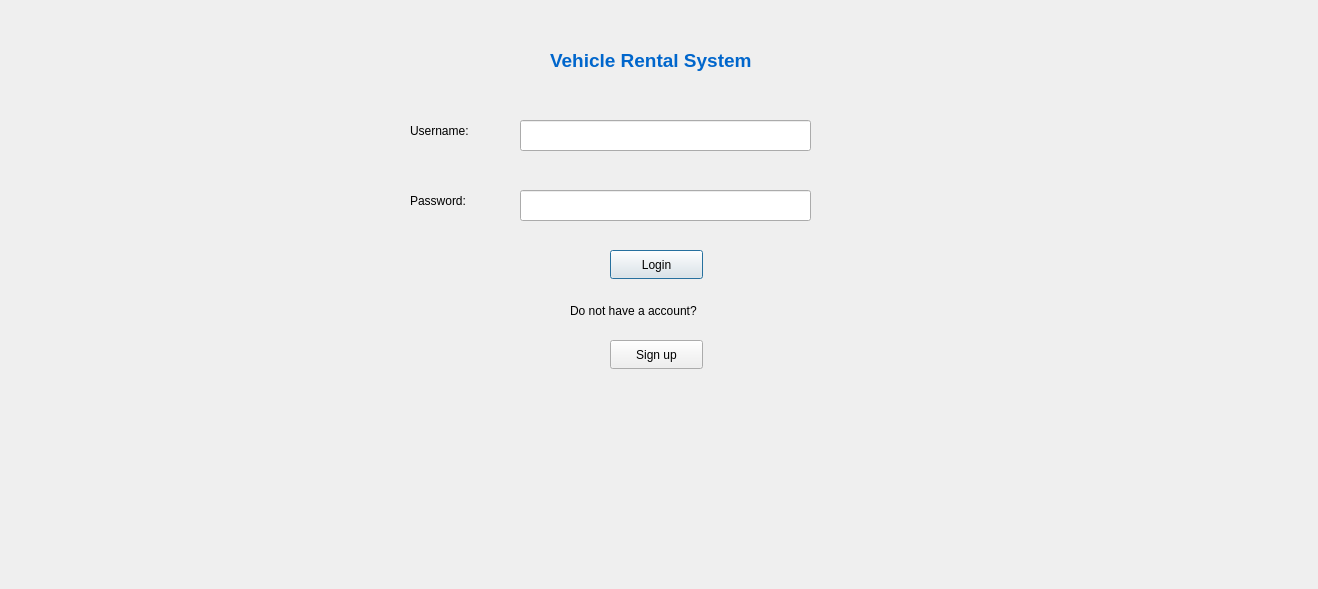
This is login.ui in swostika77/Vehicle-Rental-System as Qt 5 draws it before an edit. The edited form follows.
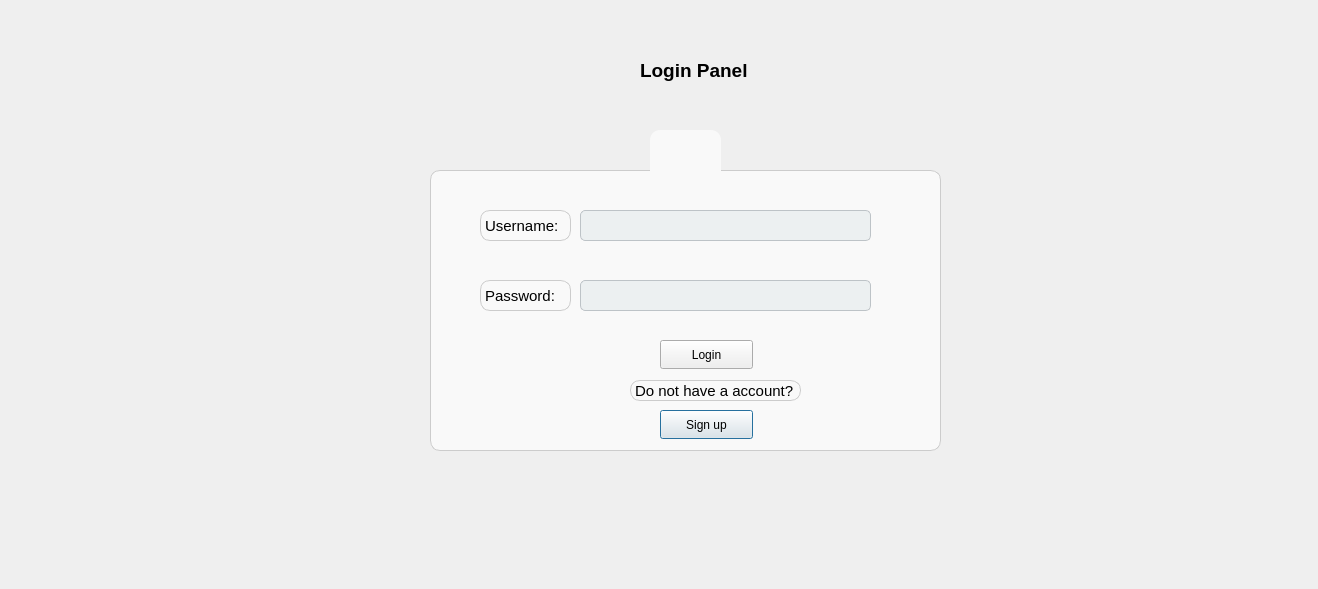
This is the edited form. Icons and pictures are not drawn.

Commit message: Updated login and resgister page

Patch:
```diff
--- a/login.ui
+++ b/login.ui
@@ -16,9 +16,9 @@
   <widget class="QLabel" name="label">
    <property name="geometry">
     <rect>
-     <x>550</x>
-     <y>40</y>
-     <width>251</width>
+     <x>640</x>
+     <y>50</y>
+     <width>141</width>
      <height>41</height>
     </rect>
    </property>
@@ -27,100 +27,214 @@
 font-family: Arial;
 font-size: 14pt;
 font-weight: bold;
-color: #0066cc;</string>
+color: Black;
+</string>
    </property>
    <property name="text">
-    <string>Vehicle Rental System</string>
+    <string>Login Panel</string>
    </property>
   </widget>
-  <widget class="QLabel" name="label_2">
+  <widget class="QFrame" name="frame">
    <property name="geometry">
     <rect>
-     <x>410</x>
-     <y>120</y>
-     <width>81</width>
-     <height>21</height>
+     <x>430</x>
+     <y>170</y>
+     <width>511</width>
+     <height>281</height>
     </rect>
    </property>
-   <property name="text">
-    <string>Username:</string>
+   <property name="styleSheet">
+    <string notr="true">QFrame{
+ background-color: #f9f9f9;         
+    border: 1px solid #ccc;            
+    border-radius: 10px;    
+}
+</string>
    </property>
-  </widget>
-  <widget class="QLabel" name="label_3">
-   <property name="geometry">
-    <rect>
-     <x>410</x>
-     <y>190</y>
-     <width>71</width>
-     <height>21</height>
-    </rect>
+   <property name="frameShape">
+    <enum>QFrame::Shape::StyledPanel</enum>
    </property>
-   <property name="text">
-    <string>Password:</string>
+   <property name="frameShadow">
+    <enum>QFrame::Shadow::Raised</enum>
    </property>
-  </widget>
-  <widget class="QLineEdit" name="lineEdit">
-   <property name="geometry">
-    <rect>
-     <x>520</x>
-     <y>120</y>
-     <width>291</width>
-     <height>31</height>
-    </rect>
-   </property>
-  </widget>
   <widget class="QLineEdit" name="lineEdit_2">
    <property name="geometry">
     <rect>
-     <x>520</x>
-     <y>190</y>
+      <x>150</x>
+      <y>110</y>
      <width>291</width>
      <height>31</height>
     </rect>
    </property>
+    <property name="styleSheet">
+     <string notr="true">QLineEdit {
+    border: 1px solid #bdc3c7;
+    border-radius: 5px;
+    padding: 6px 10px;
+    font-size: 14px;
+    background-color: #ecf0f1;
+}
+
+QLineEdit:focus {
+    border: 1px solid #3498db;
+    background-color: #ffffff;
+}</string>
+    </property>
    <property name="echoMode">
     <enum>QLineEdit::EchoMode::Password</enum>
    </property>
   </widget>
-  <widget class="QPushButton" name="Login">
+   <widget class="QLineEdit" name="lineEdit">
    <property name="geometry">
     <rect>
-     <x>610</x>
-     <y>250</y>
+      <x>150</x>
+      <y>40</y>
+      <width>291</width>
+      <height>31</height>
+     </rect>
+    </property>
+    <property name="styleSheet">
+     <string notr="true">QLineEdit {
+    border: 1px solid #bdc3c7;
+    border-radius: 5px;
+    padding: 6px 10px;
+    font-size: 14px;
+    background-color: #ecf0f1;
+}
+
+QLineEdit:focus {
+    border: 1px solid #3498db;
+    background-color: #ffffff;
+}</string>
+    </property>
+   </widget>
+   <widget class="QPushButton" name="Signup">
+    <property name="geometry">
+     <rect>
+      <x>230</x>
+      <y>240</y>
      <width>93</width>
      <height>29</height>
     </rect>
    </property>
    <property name="text">
-    <string>Login</string>
+     <string>Sign up</string>
    </property>
   </widget>
   <widget class="QLabel" name="label_4">
    <property name="geometry">
     <rect>
-     <x>570</x>
-     <y>300</y>
+      <x>200</x>
+      <y>210</y>
      <width>171</width>
      <height>21</height>
     </rect>
    </property>
+    <property name="styleSheet">
+     <string notr="true">QLabel {
+    font-size: 15px;
+    color: black;
+font-weight=bold;
+}
+</string>
+    </property>
    <property name="text">
     <string>Do not have a account?</string>
    </property>
   </widget>
-  <widget class="QPushButton" name="Signup">
+   <widget class="QPushButton" name="Login">
    <property name="geometry">
     <rect>
-     <x>610</x>
-     <y>340</y>
+      <x>230</x>
+      <y>170</y>
      <width>93</width>
      <height>29</height>
     </rect>
    </property>
    <property name="text">
-    <string>Sign up</string>
-   </property>
-  </widget>
+     <string>Login</string>
+    </property>
+   </widget>
+   <widget class="QLabel" name="label_3">
+    <property name="geometry">
+     <rect>
+      <x>50</x>
+      <y>110</y>
+      <width>91</width>
+      <height>31</height>
+     </rect>
+    </property>
+    <property name="styleSheet">
+     <string notr="true">QLabel {
+    font-size: 15px;
+    color: black;
+font-weight=bold;
+}
+</string>
+    </property>
+    <property name="text">
+     <string>Password:</string>
+    </property>
+   </widget>
+   <widget class="QLabel" name="label_2">
+    <property name="geometry">
+     <rect>
+      <x>50</x>
+      <y>40</y>
+      <width>91</width>
+      <height>31</height>
+     </rect>
+    </property>
+    <property name="styleSheet">
+     <string notr="true">QLabel {
+    font-size: 15px;
+    color: black;
+font-weight=bold;
+}
+</string>
+    </property>
+    <property name="text">
+     <string>Username:</string>
+    </property>
+   </widget>
+  </widget>
+  <widget class="QToolButton" name="toolButton">
+   <property name="geometry">
+    <rect>
+     <x>650</x>
+     <y>130</y>
+     <width>71</width>
+     <height>61</height>
+    </rect>
+   </property>
+   <property name="styleSheet">
+    <string notr="true">QToolButton {
+    background-color: #f9f9f9;   
+    border-radius: 10px;
+    
+}
+
+QToolButton:hover {
+    background-color: #b2ebf2;
+}
+</string>
+   </property>
+   <property name="text">
+    <string/>
+   </property>
+   <property name="icon">
+    <iconset theme="QIcon::ThemeIcon::AddressBookNew"/>
+   </property>
+   <property name="iconSize">
+    <size>
+     <width>45</width>
+     <height>67</height>
+    </size>
+   </property>
+  </widget>
+  <zorder>frame</zorder>
+  <zorder>label</zorder>
+  <zorder>toolButton</zorder>
  </widget>
  <resources/>
  <connections/>
```
Lines whose indentation alone changed are shown as unchanged. The commit also changes 86 other files.
